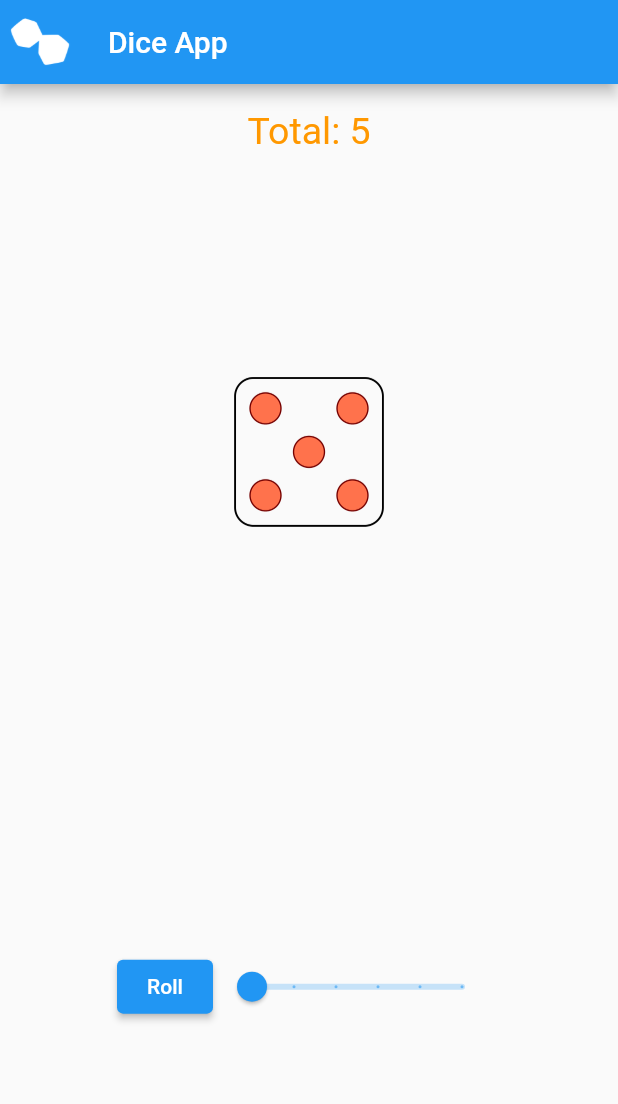
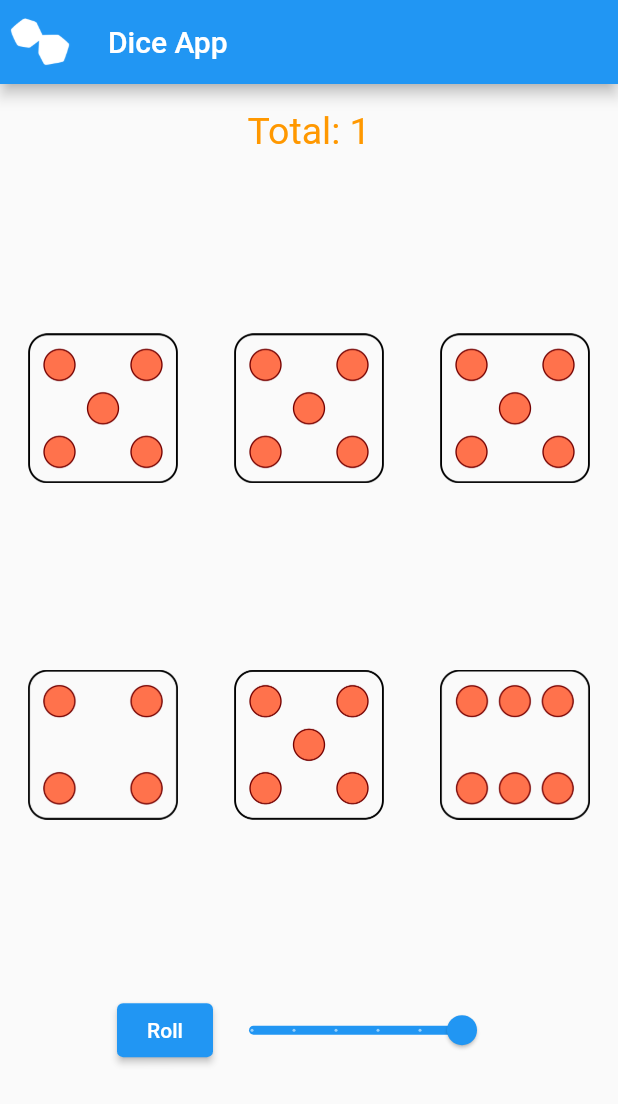
Before and after one commit to Chris1180/dice_app, a Flutter app: the DiceAppBlocPage screen opened directly, after a tap on "Roll", on a phone screen of 412 x 824 dp. Shown: the top 1104 px of the screen. Run offline on Flutter 3.47's test engine with Material 2 defaults, Android fonts, the phone set to English and light mode, and no system bars; our stand-ins replace bloc, flutter_bloc.

```diff
--- a/lib/diceapp.bloc.page.dart
+++ b/lib/diceapp.bloc.page.dart
@@ -1,16 +1,13 @@
 import 'dart:math';
 import 'package:flutter/material.dart';
+import 'package:flutter_bloc/flutter_bloc.dart';
 
-class DiceAppBlocPage extends StatefulWidget {
-  @override
-  _MainPageState createState() => _MainPageState();
-}
+import 'diceapp.bloc.rolldice.dart';
 
-
-class _MainPageState extends State<DiceAppBlocPage> {
-  List numbers = [1,2,3,4,5,6];
-  double _currentSliderValue = 1;
-  int total=1;
+class DiceAppBlocPage extends StatelessWidget {
+  List<int> numbers = [1, 2, 3, 4, 5, 6];
+  double _currentSliderValue = 6;
+  int total = 1;
 
   @override
   Widget build(BuildContext context) {
@@ -30,37 +27,48 @@ class _MainPageState extends State<DiceAppBlocPage> {
                 style: TextStyle(height: 2, color: Colors.orange, fontSize: 25),
               ),
             ),
-
             Row(
               mainAxisAlignment: MainAxisAlignment.spaceAround,
               children: [
-              for(int z=1; z<=_currentSliderValue && z<=3 ; z++)IconButton(
-                icon: Image.asset("images/dice-png-${numbers[z-1]}.png"),
+                for (int z = 1; z <= _currentSliderValue && z <= 3; z++)
+                  BlocBuilder<RollDiceBloc, List<int>> (
+                      builder: (context, state) {
+                        print('valeur de state : $state');
+
+                        //String imageLink;
+                        //imageLink = "images/dice-png-${state[z - 1]}.png";
+                        //state = numbers[z - 1];
+                    return IconButton(
+                      icon:
+                          Image.asset("images/dice-png-${state[z - 1]}.png", ),
                       iconSize: 100,
                       onPressed: () {
-                  rollTheDice(z);
+                        //print('valeur de state : $state');
+                        print('valeur de state[z-1] : ${state[z - 1]}');
+                        context.read<RollDiceBloc>().add(BlocInstruction.ONEDICE);
+                        },
+                      );
+                      }
+                  ),
+              ],
+            ),
+            Row(
+              mainAxisAlignment: MainAxisAlignment.spaceAround,
+              children: [
+                for (int z = 4; z <= _currentSliderValue; z++)
+                  IconButton(
+                    icon: Image.asset("images/dice-png-${numbers[z - 1]}.png"),
+                    iconSize: 100,
+                    onPressed: () {
+                      ;
                     },
                   )
               ],
             ),
             Row(
-            mainAxisAlignment: MainAxisAlignment.spaceAround,
-            children: [
-              for(int z=4; z<=_currentSliderValue; z++)IconButton(
-                icon: Image.asset("images/dice-png-${numbers[z-1]}.png"),
-                iconSize: 100,
-                onPressed: () {
-                  rollTheDice(z);
-                },
-              )
-            ],
-          ),
-          Row(
-
               mainAxisAlignment: MainAxisAlignment.center,
               children: [
-              ElevatedButton(
-                  onPressed: () => rollTheDice(0), child: Text("Roll")),
+                ElevatedButton(onPressed: () => {context.read<RollDiceBloc>().add(BlocInstruction.ALLDICE)}, child: Text("Roll")),
                 Slider(
                   value: _currentSliderValue,
                   min: 1,
@@ -69,27 +77,15 @@ class _MainPageState extends State<DiceAppBlocPage> {
                   label: _currentSliderValue.round().toString(),
                   onChanged: (double value) {
                     _currentSliderValue = value;
-                  rollTheDice(0);
+                    //rollTheDice(0);
                   },
                 ),
               ],
             ),
-          SizedBox(height: 5,)
+            SizedBox(
+              height: 5,
+            )
           ],
-      ),
-    );
-  }
-
-  void rollTheDice(int diceNumber) {
-    setState(() {
-      total=0;
-      if (diceNumber!=0){
-        numbers[diceNumber-1] = Random().nextInt(6) + 1;
-      }
-      for(int i=0; i<_currentSliderValue; i++){
-        if (diceNumber == 0) numbers[i] = Random().nextInt(6) + 1;
-        total = total + numbers[i];
-      }
-    });
+        ));
   }
 }
--- /dev/null
+++ b/lib/diceapp.bloc.rolldice.dart
@@ -0,0 +1,31 @@
+import 'dart:math';
+
+import 'package:bloc/bloc.dart';
+
+enum BlocInstruction {ALLDICE, ONEDICE}
+
+class RollDiceBloc extends Bloc<BlocInstruction, List<int>> {
+  RollDiceBloc(state) : super(state);
+  int total = 666;
+
+  @override
+  Stream<List<int>> mapEventToState(BlocInstruction event) async* {
+    //List<int> numbers;
+    switch (event){
+      case BlocInstruction.ALLDICE:
+        for(int i=0; i<6; i++){
+          state[i] = Random().nextInt(6) + 1;
+          total = total + state[i];
+        }
+        print("execution du bloc, valeur de state: $state");
+        yield state;
+        break;
+      case BlocInstruction.ONEDICE:
+        print("execution du bloc, valeur de state: $state");
+        //print("execution du bloc, valeur de z: $z");
+        yield state;
+        break;
+    }
+  }
+
+}
--- /dev/null
+++ b/lib/provider/diceapp.state.dart
@@ -0,0 +1,23 @@
+import 'dart:math';
+
+import 'package:flutter/cupertino.dart';
+
+class DiceAppState extends ChangeNotifier{
+
+  List numbers = [1,2,3,4,5,6];
+  double currentSliderValue = 1;
+  int total=1;
+
+  void rolldice(int diceNumber){
+    total=0;
+    if (diceNumber!=0){
+      numbers[diceNumber-1] = Random().nextInt(6) + 1;
+    }
+    for(int i=0; i<currentSliderValue; i++){
+      if (diceNumber == 0) numbers[i] = Random().nextInt(6) + 1;
+      total = total + numbers[i];
+    }
+    notifyListeners();
+  }
+
+}
--- a/pubspec.yaml
+++ b/pubspec.yaml
@@ -21,6 +21,9 @@ environment:
   sdk: ">=2.7.0 <3.0.0"
 
 dependencies:
+  bloc:
+  flutter_bloc:
+  provider:
   flutter:
     sdk: flutter
 
```
Also changed, not shown: lib/diceapp.provider.page.dart (added, +81 -0 lines), lib/main.dart (+38 -9 lines), pubspec.lock. Lines whose indentation alone changed are shown as unchanged.
